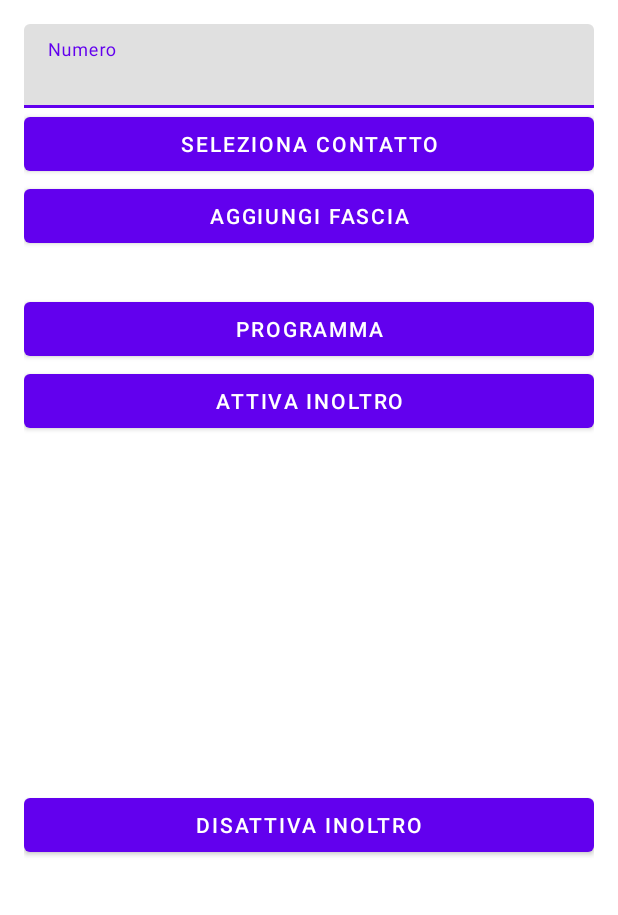
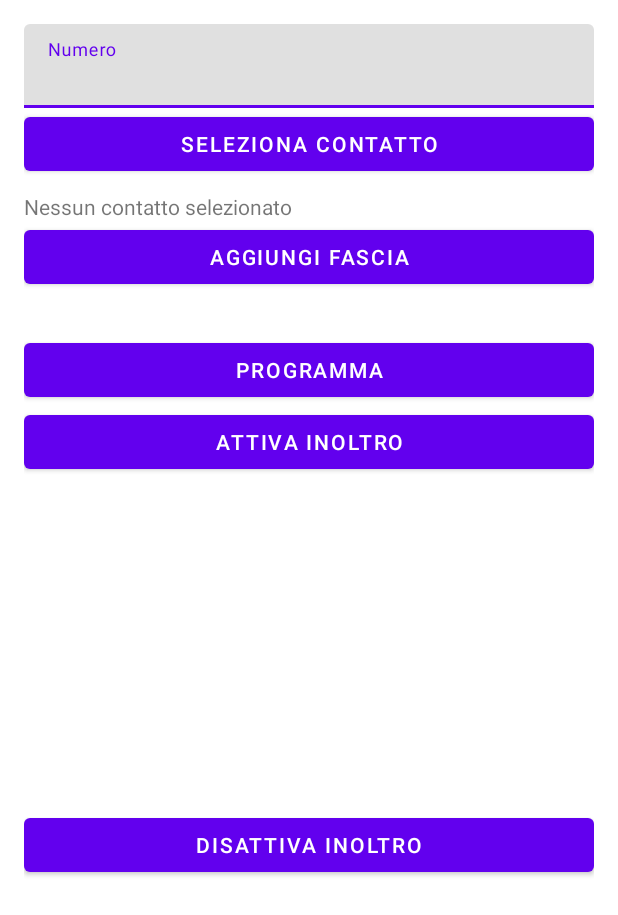
Before and after one commit to piermark/Piermark, an Android app: the screen it shows after launch (MainActivity), on a phone screen of 412 x 824 dp. Shown: the top 915 px of the screen. Run offline under Robolectric (Android 15) with nearby library versions, the phone set to English and light mode, and no system bars.

Commit message:
Show contact name and persist schedule

```diff
--- a/Reperibilita/app/src/main/java/com/example/reperibilita/ScheduleManager.kt
+++ b/Reperibilita/app/src/main/java/com/example/reperibilita/ScheduleManager.kt
@@ -10,11 +10,14 @@ import java.util.Calendar
 object ScheduleManager {
     private const val PREFS = "schedules"
     private const val KEY_NUMBER = "number"
+    private const val KEY_NAME = "name"
     private const val KEY_INTERVALS = "intervals"
 
-    fun schedule(context: Context, intervals: List<Interval>, number: String) {
+    fun schedule(context: Context, intervals: List<Interval>, number: String, name: String) {
         val prefs = prefs(context)
-        prefs.edit().putString(KEY_NUMBER, number)
+        prefs.edit()
+            .putString(KEY_NUMBER, number)
+            .putString(KEY_NAME, name)
             .putString(KEY_INTERVALS, serialize(intervals))
             .apply()
         intervals.forEachIndexed { index, interval ->
@@ -49,6 +52,12 @@ object ScheduleManager {
         }
     }
 
+    fun getScheduledNumber(context: Context): String? =
+        prefs(context).getString(KEY_NUMBER, null)
+
+    fun getScheduledName(context: Context): String? =
+        prefs(context).getString(KEY_NAME, null)
+
     private fun serialize(intervals: List<Interval>): String =
         intervals.joinToString(";") { "${it.start.timeInMillis},${it.end.timeInMillis}" }
 
--- a/Reperibilita/app/src/main/res/layout/activity_main.xml
+++ b/Reperibilita/app/src/main/res/layout/activity_main.xml
@@ -30,12 +30,22 @@
         app:layout_constraintStart_toStartOf="parent"
         app:layout_constraintEnd_toEndOf="parent" />
 
+    <TextView
+        android:id="@+id/contactNameTextView"
+        android:layout_width="0dp"
+        android:layout_height="wrap_content"
+        android:paddingTop="8dp"
+        android:text="@string/no_contact"
+        app:layout_constraintTop_toBottomOf="@id/selectContactButton"
+        app:layout_constraintStart_toStartOf="parent"
+        app:layout_constraintEnd_toEndOf="parent" />
+
     <com.google.android.material.button.MaterialButton
         android:id="@+id/addIntervalButton"
         android:layout_width="0dp"
         android:layout_height="wrap_content"
         android:text="@string/add_interval"
-        app:layout_constraintTop_toBottomOf="@id/selectContactButton"
+        app:layout_constraintTop_toBottomOf="@id/contactNameTextView"
         app:layout_constraintStart_toStartOf="parent"
         app:layout_constraintEnd_toEndOf="parent" />
 
--- a/Reperibilita/app/src/main/res/values/strings.xml
+++ b/Reperibilita/app/src/main/res/values/strings.xml
@@ -6,6 +6,7 @@
     <string name="deactivate">Disattiva Inoltro</string>
     <string name="schedule">Programma</string>
     <string name="phone_number">Numero</string>
+    <string name="no_contact">Nessun contatto selezionato</string>
     <string name="select_start_time">Ora di inizio</string>
     <string name="select_end_time">Ora di fine</string>
     <string name="select_start_date">Data di inizio</string>
```
Also changed, not shown: Reperibilita/app/src/main/java/com/example/reperibilita/MainActivity.kt (+31 -8 lines), 1 other file.
